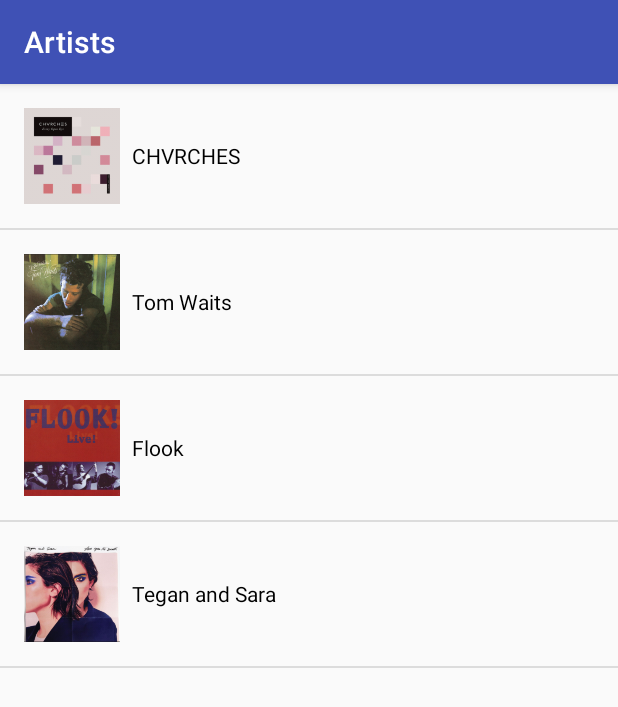
After one commit to patrickjkennedy/Muzak, an Android app: the ArtistsActivity screen opened directly, with no data from a screen before it, on a phone screen of 412 x 824 dp. The commit adds this screen. Shown: the top 707 px of the screen. Run offline under Robolectric (Android 15) with nearby library versions, the phone set to English and light mode, and no system bars.

Commit message:
added artists

```diff
--- /dev/null
+++ b/app/src/main/java/com/example/android/muzak/Artist.java
@@ -0,0 +1,20 @@
+package com.example.android.muzak;
+
+/**
+ * Created by pkennedy on 11/19/17.
+ */
+
+public class Artist {
+
+    private String mName;
+    private int mImageResourceId;
+
+    public Artist(String name, int imageResourceId){
+        mName = name;
+        mImageResourceId = imageResourceId;
+    }
+
+    public String getName() { return mName; }
+
+    public int getImageResourceId() { return mImageResourceId; }
+}
--- /dev/null
+++ b/app/src/main/java/com/example/android/muzak/ArtistAdapter.java
@@ -0,0 +1,58 @@
+package com.example.android.muzak;
+
+import android.app.Activity;
+import android.support.annotation.NonNull;
+import android.support.annotation.Nullable;
+import android.view.LayoutInflater;
+import android.view.View;
+import android.view.ViewGroup;
+import android.widget.ArrayAdapter;
+import android.widget.ImageView;
+import android.widget.TextView;
+
+import java.util.ArrayList;
+
+/**
+ * Created by pkennedy on 11/18/17.
+ */
+
+public class ArtistAdapter extends ArrayAdapter<Artist> {
+
+    public ArtistAdapter(Activity context, ArrayList<Artist> artists) {
+        // Here, we initialize the ArrayAdapter's internal storage for the context and the list.
+        // the second argument is used when the ArrayAdapter is populating a single TextView.
+        // Because this is a custom adapter for three TextViews and an ImageView, the adapter is not
+        // going to use this second argument, so it can be any value. Here, we used 0.
+        super(context, 0, artists);
+    }
+
+    @NonNull
+    @Override
+    public View getView(int position, @Nullable View convertView, @NonNull ViewGroup parent) {
+        // Check if the existing view is being reused, otherwise inflate the view
+        View listItemView = convertView;
+        if (listItemView == null) {
+            listItemView = LayoutInflater.from(getContext()).inflate(
+                    R.layout.list_item_artists, parent, false);
+        }
+
+        // Get the {@link album} object located at this position in the list
+        Artist currentArtist = getItem(position);
+
+        // Find the TextView in the list_item_artists.xml layout with the ID name_text_view
+        TextView nameTextView = (TextView) listItemView.findViewById(R.id.name_text_view);
+        // Get the title from the current song object and
+        // set this text on the Title TextView
+        nameTextView.setText(currentArtist.getName());
+
+        // Find the ImageView in the list_item_artists.xml layout with the ID artist_image_view
+        ImageView artistImageView = (ImageView) listItemView.findViewById(R.id.artist_image_view);
+        // Get the title from the current song object and
+        // set this text on the Title TextView
+        artistImageView.setImageResource(currentArtist.getImageResourceId());
+
+        // Return the whole list item layout
+        // so that it can be shown in the ListView
+        return listItemView;
+    }
+}
--- /dev/null
+++ b/app/src/main/java/com/example/android/muzak/ArtistsActivity.java
@@ -0,0 +1,39 @@
+package com.example.android.muzak;
+
+import android.os.Bundle;
+import android.support.v7.app.AppCompatActivity;
+import android.widget.ListView;
+
+import java.util.ArrayList;
+
+public class ArtistsActivity extends AppCompatActivity {
+
+    private ArrayList<Artist> artists;
+
+    @Override
+    protected void onCreate(Bundle savedInstanceState) {
+        super.onCreate(savedInstanceState);
+        setContentView(R.layout.activity_list);
+
+        artists = new ArrayList<Artist>();
+
+        //Create artist data
+
+        artists.add(new Artist("CHVRCHES", R.drawable.every_open_eye));
+        artists.add(new Artist("Tom Waits", R.drawable.blue_valentine));
+        artists.add(new Artist("Flook", R.drawable.flook_live));
+        artists.add(new Artist("Tegan and Sara", R.drawable.love_you_to_death));
+
+        ArtistAdapter adapter = new ArtistAdapter(this, artists);
+
+        ListView listView = (ListView) findViewById(R.id.list);
+
+        listView.setAdapter(adapter);
+
+
+    }
+
+
+
+
+}
--- a/app/src/main/res/layout/activity_main.xml
+++ b/app/src/main/res/layout/activity_main.xml
@@ -19,4 +19,10 @@
         android:text="Albums"
         android:background="@color/category_albums"/>
 
+    <TextView
+        style="@style/CategoryStyle"
+        android:id="@+id/artists"
+        android:text="Artists"
+        android:background="@color/category_artists"/>
+
 </LinearLayout>
--- /dev/null
+++ b/app/src/main/res/layout/list_item_artists.xml
@@ -0,0 +1,34 @@
+<?xml version="1.0" encoding="utf-8"?>
+<LinearLayout xmlns:android="http://schemas.android.com/apk/res/android"
+    xmlns:tools="http://schemas.android.com/tools"
+    android:layout_width="match_parent"
+    android:layout_height="match_parent"
+    android:orientation="vertical"
+    android:padding="16dp">
+
+    <RelativeLayout
+        android:layout_width="match_parent"
+        android:layout_height="match_parent">
+
+        <ImageView
+            android:id="@+id/artist_image_view"
+            android:layout_width="64dp"
+            android:layout_height="64dp"
+            android:layout_marginRight="8dp"
+            android:scaleType="fitXY"
+            android:src="@drawable/placeholder" />
+
+        <TextView
+            android:id="@+id/name_text_view"
+            android:layout_width="match_parent"
+            android:layout_height="wrap_content"
+            android:layout_toRightOf="@id/artist_image_view"
+            android:paddingTop="22dp"
+            android:textColor="@android:color/black"
+            tools:text="Artist" />
+
+
+    </RelativeLayout>
+
+
+</LinearLayout>
--- a/app/src/main/res/values/colors.xml
+++ b/app/src/main/res/values/colors.xml
@@ -10,4 +10,7 @@
     <!-- Background color for AlbumsActivity category -->
     <color name="category_albums">#800000</color>
 
+    <!-- Background color for ArtistsActivity category -->
+    <color name="category_artists">#ffdb58</color>
+
 </resources>
```
Also changed, not shown: app/src/main/AndroidManifest.xml (+7 -0 lines), app/src/main/java/com/example/android/muzak/AlbumsActivity.java (+0 -40 lines), app/src/main/java/com/example/android/muzak/MainActivity.java (+16 -0 lines), app/src/main/java/com/example/android/muzak/SongsActivity.java (+13 -0 lines).
